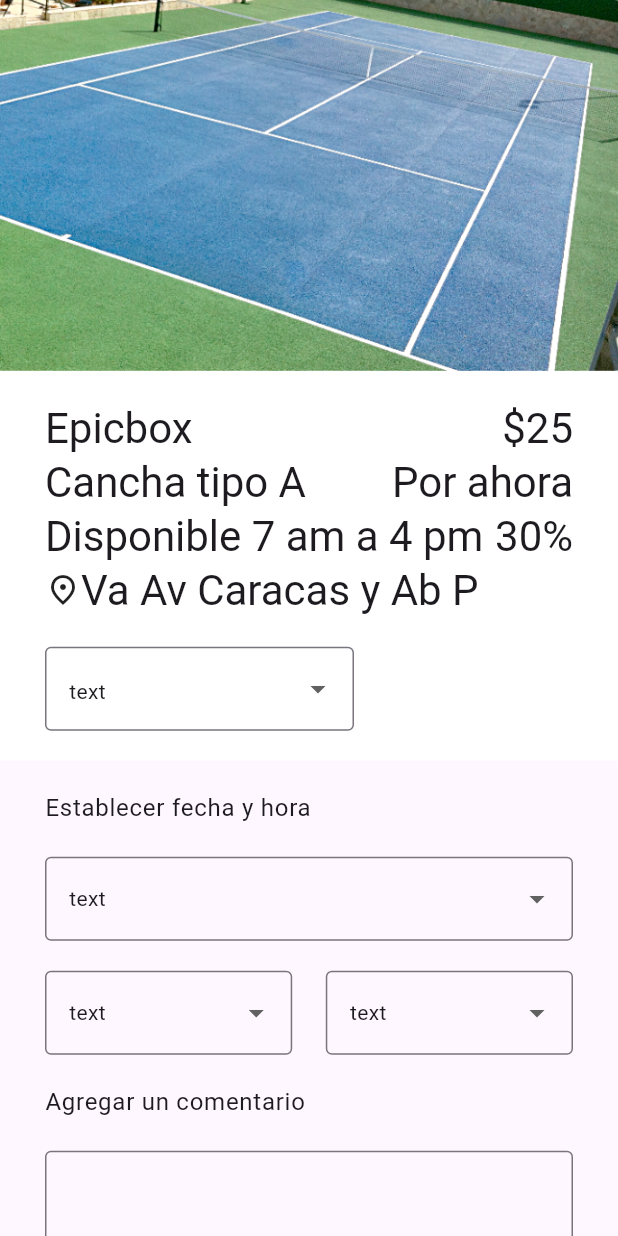
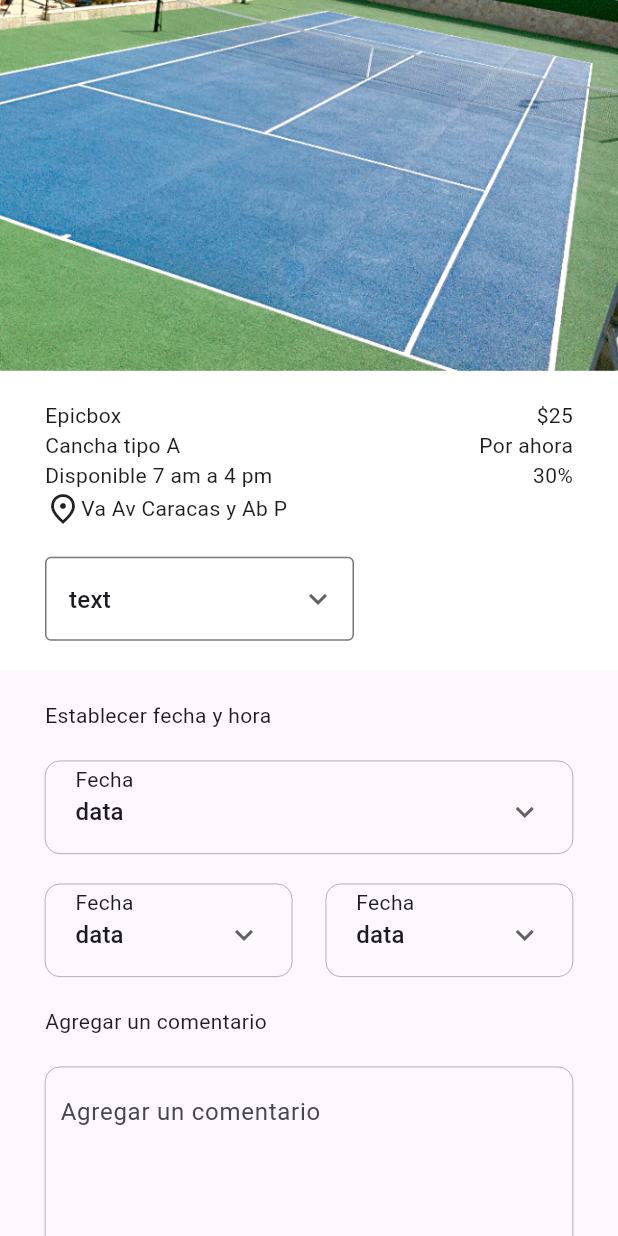
Before and after one commit to MeloGon/tennis_court, a Flutter app: the MainPage screen opened by its route, after a tap on "Reservar", on a phone screen of 412 x 824 dp. Run offline on Flutter 3.47's test engine with Material 3 defaults, Android fonts, the phone set to English and light mode, and no system bars; drawn by our look-alikes of carousel_slider; our stand-ins replace bloc, flutter_bloc, go_router.

Commit message:
create strings file and reorganize folder structure

```diff
--- /dev/null
+++ b/lib/core/config.dart
@@ -0,0 +1 @@
+export './resources/app_strings.dart';
--- /dev/null
+++ b/lib/core/resources/app_strings.dart
@@ -0,0 +1,23 @@
+class AppStrings {
+  static const String courts = 'Canchas';
+  static const String scheduledReservations = 'Reservas programadas';
+  static const String logIn = 'Iniciar Sesión';
+  static const String signUp = 'Registrarme';
+  static const String email = 'Email';
+  static const String password = 'Contraseña';
+  static const String rememberPassword = 'Recordar contraseña';
+  static const String forgotPassword = 'Olvidaste tu contraseña?';
+  static const String dontHaveAccountYet = 'Aún no tienes una cuenta ?';
+  static const String reservations = 'Reservations';
+  static const String favorites = 'Favoritos';
+  static const String tennis = 'Tennis';
+  static const String init = 'Inicio';
+  static const String register = 'Registro';
+  static const String nameAndLastname = 'Nombre y apellido';
+  static const String phone = 'Teléfono';
+  static const String confirmPassword = 'Confirma contraseña';
+  static const String alreadyHaveAnAccount = 'Ya tengo una cuenta';
+  static const String addComment = 'Agregar un comentario';
+  static const String reserve = 'Reservar';
+  static const String setDateAndTime = 'Establecer fecha y hora';
+}
--- a/lib/core/widgets/styled_text.dart
+++ /dev/null
@@ -1,97 +0,0 @@
-import 'package:flutter/material.dart';
-
-class StyledText extends StatelessWidget {
-  final String text;
-  final FontWeight? fontWeight;
-  final Color? color;
-  late final TextStyle? Function(BuildContext context)? getStyle;
-
-  StyledText.headlineLarge(this.text,
-      {this.fontWeight, this.color, super.key}) {
-    getStyle = (context) {
-      return Theme.of(context)
-          .textTheme
-          .headlineLarge
-          ?.copyWith(fontWeight: fontWeight, color: color);
-    };
-  }
-
-  StyledText.headlineMedium(this.text,
-      {this.fontWeight, this.color, super.key}) {
-    getStyle = (context) {
-      return Theme.of(context)
-          .textTheme
-          .headlineMedium
-          ?.copyWith(fontWeight: fontWeight, color: color);
-    };
-  }
-
-  StyledText.headlineSmall(this.text,
-      {this.fontWeight, this.color, super.key}) {
-    getStyle = (context) {
-      return Theme.of(context)
-          .textTheme
-          .headlineSmall
-          ?.copyWith(fontWeight: fontWeight, color: color);
-    };
-  }
-
-  StyledText.bodyLarge(this.text, {this.fontWeight, this.color, super.key}) {
-    getStyle = (context) {
-      return Theme.of(context)
-          .textTheme
-          .bodyLarge
-          ?.copyWith(fontWeight: fontWeight, color: color);
-    };
-  }
-
-  StyledText.bodyMedium(this.text, {this.fontWeight, this.color, super.key}) {
-    getStyle = (context) {
-      return Theme.of(context)
-          .textTheme
-          .bodyMedium
-          ?.copyWith(fontWeight: fontWeight, color: color);
-    };
-  }
-
-  StyledText.bodySmall(this.text, {this.fontWeight, this.color, super.key}) {
-    getStyle = (context) {
-      return Theme.of(context)
-          .textTheme
-          .bodySmall
-          ?.copyWith(fontWeight: fontWeight, color: color);
-    };
-  }
-
-  StyledText.labelLarge(this.text, {this.fontWeight, this.color, super.key}) {
-    getStyle = (context) {
-      return Theme.of(context)
-          .textTheme
-          .labelLarge
-          ?.copyWith(fontWeight: fontWeight, color: color);
-    };
-  }
-
-  StyledText.labelMedium(this.text, {this.fontWeight, this.color, super.key}) {
-    getStyle = (context) {
-      return Theme.of(context)
-          .textTheme
-          .labelMedium
-          ?.copyWith(fontWeight: fontWeight, color: color);
-    };
-  }
-
-  StyledText.labelSmall(this.text, {this.fontWeight, this.color, super.key}) {
-    getStyle = (context) {
-      return Theme.of(context)
-          .textTheme
-          .labelSmall
-          ?.copyWith(fontWeight: fontWeight, color: color);
-    };
-  }
-
-  @override
-  Widget build(BuildContext context) {
-    return Text(text, style: getStyle?.call(context));
-  }
-}
--- a/lib/core/widgets/widgets.dart
+++ /dev/null
@@ -1,5 +0,0 @@
-export './custom_button.dart';
-export './styled_text.dart';
-export './custom_appbar.dart';
-export './court_widget.dart';
-export './reservation_widget.dart';
--- a/lib/core/presentation/landing/home_page.dart
+++ b/lib/features/landing/home_page.dart
@@ -1,6 +1,8 @@
 import 'package:flutter/material.dart';
+import 'package:tennis_court/core/config.dart';
 import 'package:tennis_court/core/extensions/extensions.dart';
-import 'package:tennis_court/core/widgets/widgets.dart';
+
+import 'package:tennis_court/features/widgets/widgets.dart';
 
 class HomePage extends StatelessWidget {
   const HomePage({super.key});
@@ -13,12 +15,12 @@ class HomePage extends StatelessWidget {
         children: [
           Padding(
             padding: const EdgeInsets.symmetric(horizontal: 20, vertical: 10),
-            child: StyledText.headlineMedium('Hola Andrea!'),
+            child: Text('Hola Andrea!'),
           ),
           const Divider(),
           Padding(
             padding: const EdgeInsets.symmetric(horizontal: 20, vertical: 10),
-            child: StyledText.headlineSmall('Canchas'),
+            child: Text(AppStrings.courts),
           ),
           SizedBox(
             height: 490,
@@ -31,7 +33,7 @@ class HomePage extends StatelessWidget {
           const Divider(),
           Padding(
             padding: const EdgeInsets.symmetric(horizontal: 20, vertical: 10),
-            child: StyledText.headlineSmall('Reservas programadas'),
+            child: Text(AppStrings.scheduledReservations),
           ),
           ListView(
             physics: const NeverScrollableScrollPhysics(),
--- a/lib/core/presentation/landing/landing_page.dart
+++ b/lib/features/landing/landing_page.dart
@@ -1,8 +1,9 @@
 import 'package:flutter/material.dart';
 import 'package:flutter_bloc/flutter_bloc.dart';
 import 'package:tennis_court/config/router/app_router.dart';
+import 'package:tennis_court/core/config.dart';
 import 'package:tennis_court/core/extensions/extensions.dart';
-import 'package:tennis_court/core/widgets/widgets.dart';
+import 'package:tennis_court/features/widgets/widgets.dart';
 
 class LandingPage extends StatelessWidget {
   const LandingPage({super.key});
@@ -29,14 +30,14 @@ class LandingPage extends StatelessWidget {
                     child: Image.asset('assets/logo.png')),
                 const Spacer(),
                 CustomButton(
-                  text: 'Iniciar Sesion',
+                  text: AppStrings.logIn,
                   onPressed: () {
                     context.read<RouterCubit>().goToLogin();
                   },
                 ),
                 20.h,
                 CustomButton(
-                  text: 'Registrarme',
+                  text: AppStrings.signUp,
                   color: Colors.white.withOpacity(.2),
                   onPressed: () {
                     context.read<RouterCubit>().goToRegister();
--- a/lib/core/presentation/landing/main_page.dart
+++ b/lib/features/landing/main_page.dart
@@ -1,7 +1,9 @@
 import 'package:flutter/material.dart';
+import 'package:tennis_court/core/config.dart';
 import 'package:tennis_court/core/extensions/extensions.dart';
-import 'package:tennis_court/core/presentation/landing/home_page.dart';
-import 'package:tennis_court/core/widgets/widgets.dart';
+
+import 'package:tennis_court/features/landing/home_page.dart';
+import 'package:tennis_court/features/widgets/widgets.dart';
 
 class MainPage extends StatefulWidget {
   @override
@@ -13,8 +15,8 @@ class _MainPageState extends State<MainPage> {
 
   final List<Widget> _pages = [
     HomePage(),
-    Center(child: Text('Reservas')),
-    Center(child: Text('Favoritos')),
+    Center(child: Text(AppStrings.reservations)),
+    Center(child: Text(AppStrings.favorites)),
   ];
 
   void _onItemTapped(int index) {
@@ -27,7 +29,7 @@ class _MainPageState extends State<MainPage> {
   Widget build(BuildContext context) {
     return Scaffold(
       appBar: CustomAppbar(
-        title: 'Tennis',
+        title: AppStrings.tennis,
         actions: Row(
           children: [
             CircleAvatar(
@@ -54,17 +56,17 @@ class _MainPageState extends State<MainPage> {
         items: [
           _buildBottomNavigationBarItem(
             icon: Icons.home,
-            label: 'Inicio',
+            label: AppStrings.init,
             index: 0,
           ),
           _buildBottomNavigationBarItem(
             icon: Icons.calendar_today,
-            label: 'Reservas',
+            label: AppStrings.reservations,
             index: 1,
           ),
           _buildBottomNavigationBarItem(
             icon: Icons.favorite,
-            label: 'Favoritos',
+            label: AppStrings.favorites,
             index: 2,
           ),
         ],
@@ -92,9 +94,8 @@ class _MainPageState extends State<MainPage> {
                 mainAxisSize: MainAxisSize.min,
                 children: [
                   Icon(icon, color: Colors.white),
-                  StyledText.bodyMedium(
+                  Text(
                     label,
-                    color: Colors.white,
                   ),
                 ],
               ),
@@ -103,7 +104,7 @@ class _MainPageState extends State<MainPage> {
               mainAxisSize: MainAxisSize.min,
               children: [
                 Icon(icon),
-                StyledText.bodyMedium(label),
+                Text(label),
               ],
             ),
       label: '',
--- a/lib/core/presentation/landing/reservation_page.dart
+++ b/lib/features/landing/reservation_page.dart
@@ -1,7 +1,8 @@
 import 'package:carousel_slider/carousel_slider.dart';
 import 'package:flutter/material.dart';
+import 'package:tennis_court/core/config.dart';
 import 'package:tennis_court/core/extensions/extensions.dart';
-import 'package:tennis_court/core/widgets/styled_text.dart';
+import 'package:tennis_court/features/widgets/widgets.dart';
 
 class ReservationPage extends StatelessWidget {
   const ReservationPage({super.key});
@@ -39,35 +40,36 @@ class ReservationPage extends StatelessWidget {
                 children: [
                   Row(
                     children: [
-                      StyledText.headlineMedium('Epicbox'),
+                      Text('Epicbox'),
                       const Spacer(),
-                      StyledText.headlineMedium('\$25'),
+                      Text('\$25'),
                     ],
                   ),
                   Row(
                     children: [
-                      StyledText.headlineMedium('Cancha tipo A'),
+                      Text('Cancha tipo A'),
                       const Spacer(),
-                      StyledText.headlineMedium('Por ahora'),
+                      Text('Por ahora'),
                     ],
                   ),
                   Row(
                     children: [
-                      StyledText.headlineMedium('Disponible 7 am a 4 pm'),
+                      Text('Disponible 7 am a 4 pm'),
                       const Spacer(),
-                      StyledText.headlineMedium('30%'),
+                      Text('30%'),
                     ],
                   ),
                   Row(
                     children: [
                       Icon(Icons.place_outlined),
-                      StyledText.headlineMedium('Va Av Caracas y Ab P'),
+                      Text('Va Av Caracas y Ab P'),
                     ],
                   ),
                   20.h,
                   SizedBox(
                     width: MediaQuery.sizeOf(context).width * .5,
                     child: DropdownButtonFormField<String>(
+                        icon: const Icon(Icons.keyboard_arrow_down_outlined),
                         decoration: const InputDecoration(
                           hintText: 'Asss',
                           border: OutlineInputBorder(
@@ -75,8 +77,7 @@ class ReservationPage extends StatelessWidget {
                                   BorderSide(color: Colors.red, width: 2)),
                         ),
                         items: [
-                          DropdownMenuItem(
-                              child: StyledText.bodyMedium('text')),
+                          DropdownMenuItem(child: Text('text')),
                         ],
                         onChanged: (value) {}),
                   ),
@@ -88,55 +89,42 @@ class ReservationPage extends StatelessWidget {
               child: Column(
                 crossAxisAlignment: CrossAxisAlignment.start,
                 children: [
-                  StyledText.bodyLarge('Establecer fecha y hora'),
+                  Text(AppStrings.setDateAndTime),
                   20.h,
-                  DropdownButtonFormField<String>(
-                      decoration: const InputDecoration(
-                        border: OutlineInputBorder(),
-                      ),
-                      items: [
-                        DropdownMenuItem(child: StyledText.bodyMedium('text'))
-                      ],
-                      onChanged: (value) {}),
+                  CustomDropdown(),
                   20.h,
                   Row(
                     children: [
-                      SizedBox(
+                      CustomDropdown(
                         width: MediaQuery.sizeOf(context).width * .4,
-                        child: DropdownButtonFormField<String>(
-                            decoration: const InputDecoration(
-                              border: OutlineInputBorder(),
-                            ),
-                            items: [
-                              DropdownMenuItem(
-                                  child: StyledText.bodyMedium('text'))
-                            ],
-                            onChanged: (value) {}),
                       ),
                       const Spacer(),
-                      SizedBox(
+                      CustomDropdown(
                         width: MediaQuery.sizeOf(context).width * .4,
-                        child: DropdownButtonFormField<String>(
-                            decoration: const InputDecoration(
-                              border: OutlineInputBorder(),
-                            ),
-                            items: [
-                              DropdownMenuItem(
-                                  child: StyledText.bodyMedium('text'))
-                            ],
-                            onChanged: (value) {}),
                       ),
                     ],
                   ),
                   20.h,
-                  StyledText.bodyLarge('Agregar un comentario'),
+                  Text(AppStrings.addComment),
                   20.h,
-                  TextField(
-                    maxLines: 4,
-                    decoration: InputDecoration(
-                      border: OutlineInputBorder(),
+                  Container(
+                    padding: EdgeInsets.all(10),
+                    decoration: BoxDecoration(
+                        border: Border.all(color: Colors.black, width: .2),
+                        borderRadius: BorderRadius.circular(10)),
+                    child: TextField(
+                      maxLines: 4,
+                      decoration: InputDecoration(
+                        border: InputBorder.none,
+                        hintText: AppStrings.addComment,
+                      ),
                     ),
                   ),
+                  30.h,
+                  CustomButton(
+                    onPressed: () {},
+                    text: AppStrings.reserve,
+                  )
                 ],
               ),
             ),
--- a/lib/core/widgets/court_widget.dart
+++ b/lib/features/widgets/court_widget.dart
@@ -2,9 +2,7 @@ import 'package:flutter/material.dart';
 import 'package:flutter_bloc/flutter_bloc.dart';
 import 'package:tennis_court/config/router/app_router.dart';
 import 'package:tennis_court/core/extensions/extensions.dart';
-import 'package:tennis_court/core/presentation/landing/landing_page.dart';
-import 'package:tennis_court/core/widgets/custom_button.dart';
-import 'package:tennis_court/core/widgets/styled_text.dart';
+import 'package:tennis_court/features/widgets/custom_button.dart';
 
 class CourtWidget extends StatelessWidget {
   const CourtWidget({super.key});
@@ -33,7 +31,7 @@ class CourtWidget extends StatelessWidget {
                   children: [
                     Row(
                       children: [
-                        StyledText.bodyLarge(
+                        Text(
                           'postItem.title',
                           // style: const TextStyle(
                           //     fontSize: 16, fontWeight: FontWeight.w600),
@@ -47,11 +45,11 @@ class CourtWidget extends StatelessWidget {
                       children: [
                         const Icon(Icons.calendar_today_outlined),
                         5.w,
-                        StyledText.bodyMedium('9 de julio 2024'),
+                        Text('9 de julio 2024'),
                       ],
                     ),
                     10.h,
-                    StyledText.bodyMedium('Disponible 7:00 am a 4:00 pm '),
+                    Text('Disponible 7:00 am a 4:00 pm '),
                     30.h,
                     CustomButton(
                       marginH: 60,
--- /dev/null
+++ b/lib/features/widgets/custom_dropdown.dart
@@ -0,0 +1,38 @@
+import 'package:flutter/material.dart';
+import 'package:tennis_court/core/extensions/extensions.dart';
+
+class CustomDropdown extends StatelessWidget {
+  final double? width;
+  const CustomDropdown({super.key, this.width = double.infinity});
+
+  @override
+  Widget build(BuildContext context) {
+    return Container(
+      padding: const EdgeInsets.symmetric(horizontal: 20, vertical: 2),
+      width: width,
+      height: 62,
+      decoration: BoxDecoration(
+          border: Border.all(color: Colors.black, width: .2),
+          borderRadius: BorderRadius.circular(10)),
+      child: Stack(
+        // crossAxisAlignment: CrossAxisAlignment.start,
+        // mainAxisAlignment: MainAxisAlignment.center,
+        // mainAxisSize: MainAxisSize.max,
+        children: [
+          Text('Fecha'),
+          Column(
+            children: [
+              8.h,
+              DropdownButtonFormField<String>(
+                  padding: EdgeInsets.zero,
+                  icon: Icon(Icons.keyboard_arrow_down_outlined),
+                  decoration: const InputDecoration(border: InputBorder.none),
+                  items: [DropdownMenuItem(child: Text('data'))],
+                  onChanged: (value) {}),
+            ],
+          ),
+        ],
+      ),
+    );
+  }
+}
--- a/lib/core/widgets/custom_textfield.dart
+++ b/lib/features/widgets/custom_textfield.dart
@@ -1,6 +1,5 @@
 import 'package:flutter/material.dart';
 import 'package:tennis_court/core/extensions/extensions.dart';
-import 'package:tennis_court/core/widgets/widgets.dart';
 
 class CustomTextfield extends StatelessWidget {
   final String? label;
@@ -15,7 +14,7 @@ class CustomTextfield extends StatelessWidget {
         if (label != null)
           Padding(
             padding: const EdgeInsets.only(left: 10),
-            child: StyledText.bodySmall(label!),
+            child: Text(label!),
           ),
         TextFormField(
           decoration: InputDecoration(
@@ -36,7 +35,6 @@ class CustomTextfield extends StatelessWidget {
                 : null,
           ),
           onChanged: (value) {
-            // Dispatch event to validate form when the username changes
             // formBloc
             //     .add(ValidateFormEvent(username: value, password: ''));
           },
--- a/lib/core/widgets/reservation_widget.dart
+++ b/lib/features/widgets/reservation_widget.dart
@@ -1,5 +1,5 @@
 import 'package:flutter/material.dart';
-import 'package:tennis_court/core/widgets/widgets.dart';
+import 'package:tennis_court/features/widgets/widgets.dart';
 
 class ReservationWidget extends StatelessWidget {
   const ReservationWidget({super.key});
@@ -25,14 +25,10 @@ class ReservationWidget extends StatelessWidget {
           ),
         ),
       ),
-      title: StyledText.bodyMedium('EpicBox'),
+      title: Text('EpicBox'),
       subtitle: Column(
         crossAxisAlignment: CrossAxisAlignment.start,
-        children: [
-          StyledText.bodyMedium('EpicBox'),
-          StyledText.bodyMedium('EpicBox'),
-          StyledText.bodyMedium('EpicBox')
-        ],
+        children: [Text('EpicBox'), Text('EpicBox'), Text('EpicBox')],
       ),
     );
   }
--- /dev/null
+++ b/lib/features/widgets/widgets.dart
@@ -0,0 +1,5 @@
+export 'custom_button.dart';
+export 'custom_appbar.dart';
+export 'court_widget.dart';
+export 'reservation_widget.dart';
+export 'custom_dropdown.dart';
```
Also changed, not shown: lib/config/router/app_router.dart (+5 -5 lines), lib/core/extensions/text_theme_extension.dart (added, +10 -0 lines), lib/features/landing/login_page.dart (renamed from lib/core/presentation/landing/login_page.dart, +12 -13 lines), lib/features/landing/register_page.dart (renamed from lib/core/presentation/landing/register_page.dart, +13 -13 lines), lib/features/widgets/custom_appbar.dart (renamed from lib/core/widgets/custom_appbar.dart), lib/features/widgets/custom_button.dart (renamed from lib/core/widgets/custom_button.dart).
